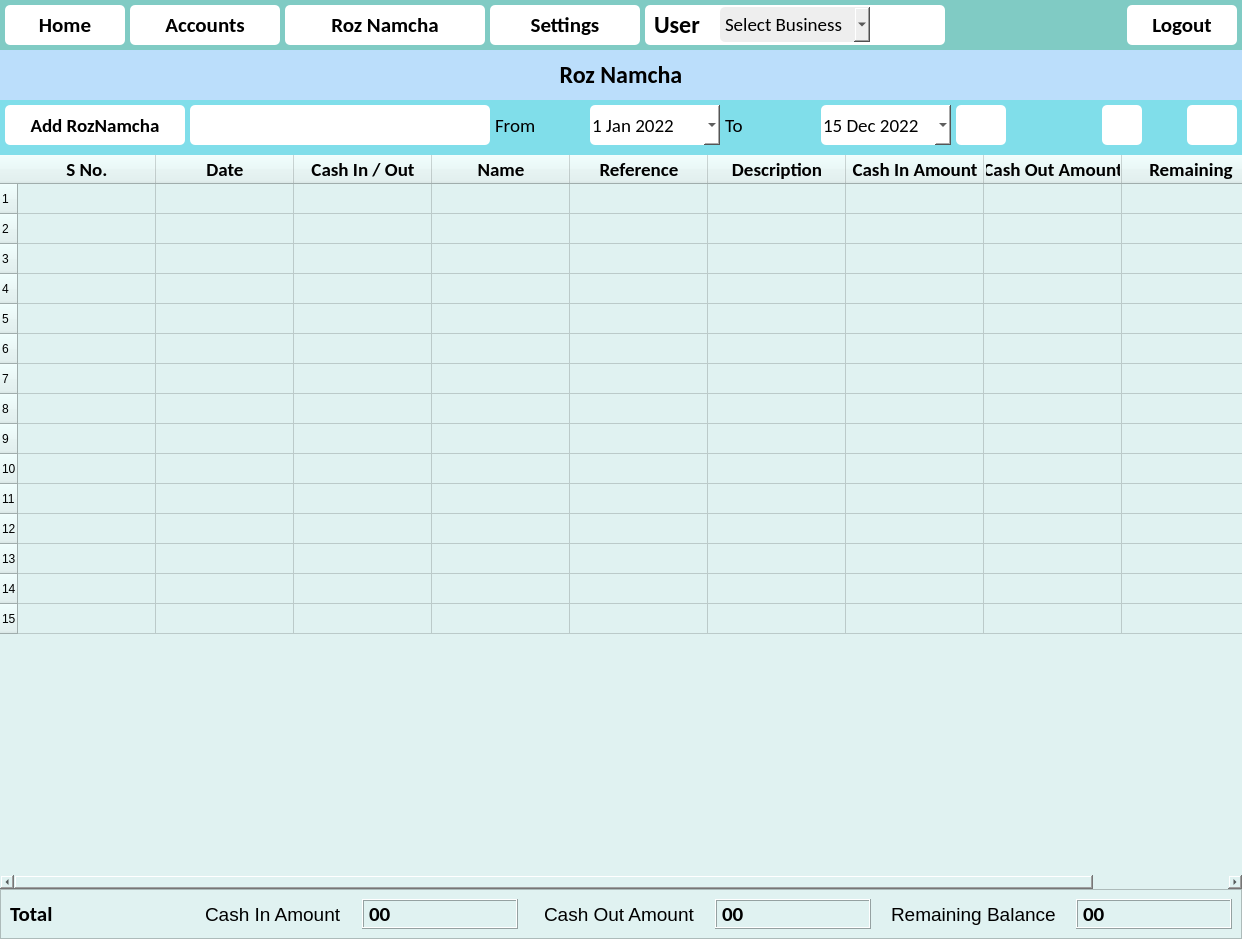
CodeWithEhtisham/Digital-Khata, file ui/main_window.ui: the form before one commit.
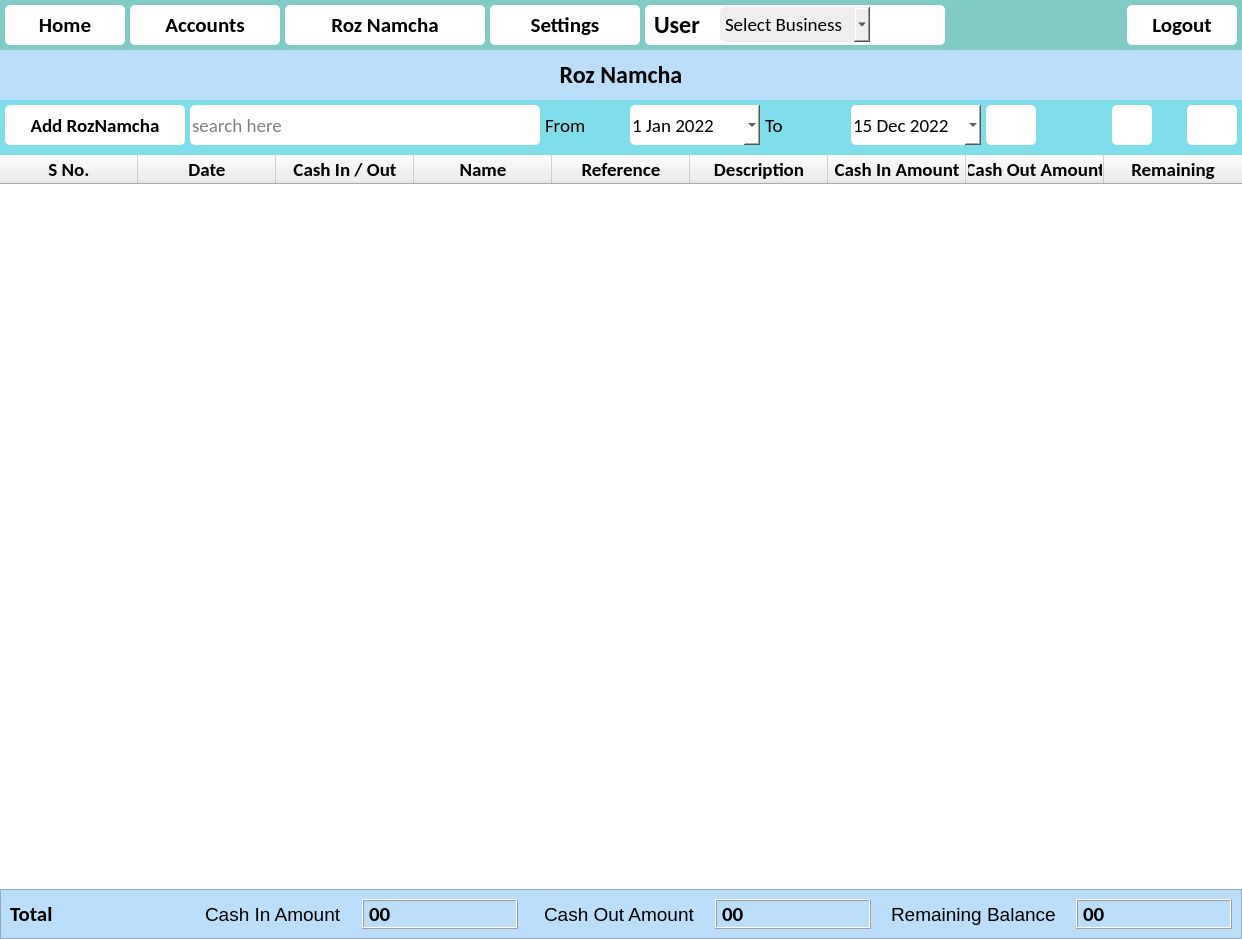
The form after the commit. The open tabs and pages were chosen to show the change. Icons and pictures are not drawn.

What changed in the file:
```diff
--- a/ui/main_window.ui
+++ b/ui/main_window.ui
@@ -26,10 +26,6 @@
   <widget class="QWidget" name="centralwidget">
    <property name="styleSheet">
     <string notr="true">
-#stackedWidget {
-	background-color: #b2ebf2;
-}
-
 #upper_widget {
 	background-color: #80cbc4;
 }
@@ -413,9 +409,7 @@
     <item>
      <widget class="QStackedWidget" name="stackedWidget">
       <property name="styleSheet">
-       <string notr="true">* {
-	background-color: #e1f5fe;
-}</string>
+       <string notr="true"/>
       </property>
       <property name="currentIndex">
        <number>0</number>
@@ -1449,11 +1443,7 @@
       <widget class="QWidget" name="roznamcha_page">
        <property name="styleSheet">
         <string notr="true">
-*{
-	background-color: #e0f2f1;
-}
-
-#lbl_roznamcha {
+#lbl_roznamcha, #totals_frame_RN {
 	background-color: #bbdefb;
 }
 
@@ -1493,7 +1483,6 @@
 	border-radius: 5px;
 }
 
-
 #btn_search_RN {
 	background-color: #fff;
 	border-radius: 5px;
@@ -1507,8 +1496,7 @@
 #btn_print_RN {
 	background-color: #fff;
 	border-radius: 5px;
-}
-</string>
+}</string>
        </property>
        <layout class="QVBoxLayout" name="verticalLayout_12">
         <property name="spacing">
@@ -1661,7 +1649,7 @@
             <widget class="QLineEdit" name="txt_search_RN">
              <property name="minimumSize">
               <size>
-               <width>300</width>
+               <width>350</width>
                <height>40</height>
               </size>
              </property>
@@ -1677,6 +1665,9 @@
                <pointsize>14</pointsize>
               </font>
              </property>
+             <property name="placeholderText">
+              <string>search here</string>
+             </property>
             </widget>
            </item>
            <item alignment="Qt::AlignLeft">
@@ -1942,7 +1933,7 @@
            <bool>true</bool>
           </property>
           <property name="rowCount">
-           <number>15</number>
+           <number>0</number>
           </property>
           <attribute name="horizontalHeaderVisible">
            <bool>true</bool>
@@ -1966,7 +1957,7 @@
            <bool>false</bool>
           </attribute>
           <attribute name="verticalHeaderVisible">
-           <bool>true</bool>
+           <bool>false</bool>
           </attribute>
           <attribute name="verticalHeaderCascadingSectionResizes">
            <bool>true</bool>
@@ -1983,25 +1974,6 @@
           <attribute name="verticalHeaderStretchLastSection">
            <bool>false</bool>
           </attribute>
-          <row/>
-          <row/>
-          <row/>
-          <row/>
-          <row/>
-          <row/>
-          <row/>
-          <row/>
-          <row/>
-          <row/>
-          <row/>
-          <row/>
-          <row/>
-          <row/>
-          <row/>
-          <row/>
-          <row/>
-          <row/>
-          <row/>
           <column>
            <property name="text">
             <string>S No.</string>
@@ -2128,14 +2100,6 @@
             </font>
            </property>
           </column>
-          <item row="0" column="2">
-           <property name="text">
-            <string/>
-           </property>
-           <property name="flags">
-            <set>ItemIsSelectable|ItemIsEnabled</set>
-           </property>
-          </item>
          </widget>
         </item>
         <item>
```
Left out of the diff: 274 changed lines with no effect on the pictures. Lines whose indentation alone changed are shown as unchanged.
